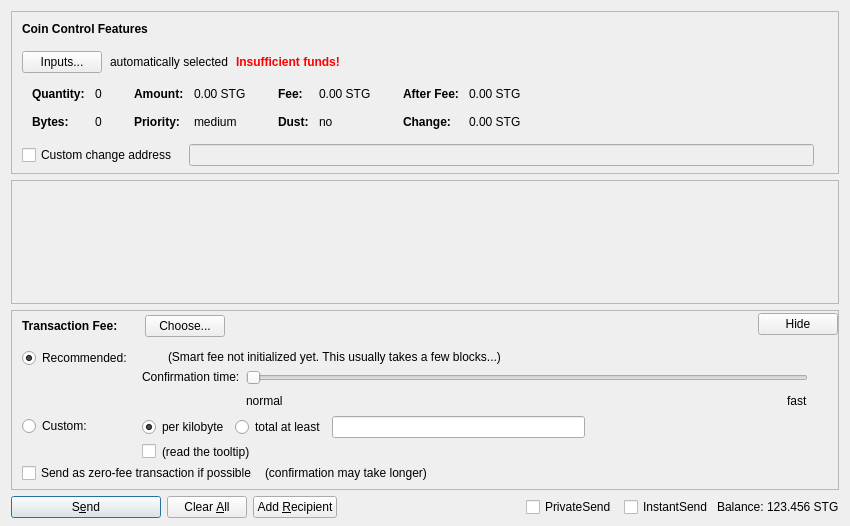
The window that src/qt/forms/sendcoinsdialog.ui (securetag/securetag) describes before a commit, drawn with Qt 5.
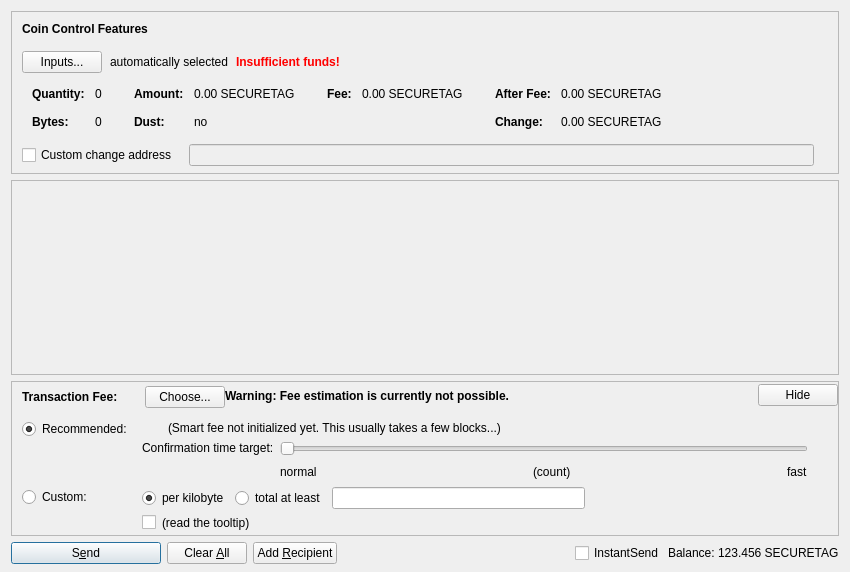
The same window after the commit. Custom widgets are drawn as their Qt base class.

The edit to the form file:
```diff
--- a/src/qt/forms/sendcoinsdialog.ui
+++ b/src/qt/forms/sendcoinsdialog.ui
@@ -7,7 +7,7 @@
     <x>0</x>
     <y>0</y>
     <width>850</width>
-    <height>526</height>
+    <height>572</height>
    </rect>
   </property>
   <property name="windowTitle">
@@ -324,7 +324,7 @@
                   <enum>Qt::ActionsContextMenu</enum>
                  </property>
                  <property name="text">
-                  <string notr="true">0.00 STG</string>
+                  <string notr="true">0.00 SECURETAG</string>
                  </property>
                  <property name="textInteractionFlags">
                   <set>Qt::LinksAccessibleByMouse|Qt::TextSelectableByKeyboard|Qt::TextSelectableByMouse</set>
@@ -332,7 +332,7 @@
                 </widget>
                </item>
                <item row="1" column="0">
-                <widget class="QLabel" name="labelCoinControlPriorityText">
+                <widget class="QLabel" name="labelCoinControlLowOutputText">
                  <property name="font">
                   <font>
                    <weight>75</weight>
@@ -340,12 +340,12 @@
                   </font>
                  </property>
                  <property name="text">
-                  <string>Priority:</string>
+                  <string>Dust:</string>
                  </property>
                 </widget>
                </item>
                <item row="1" column="1">
-                <widget class="QLabel" name="labelCoinControlPriority">
+                <widget class="QLabel" name="labelCoinControlLowOutput">
                  <property name="cursor">
                   <cursorShape>IBeamCursor</cursorShape>
                  </property>
@@ -353,7 +353,7 @@
                   <enum>Qt::ActionsContextMenu</enum>
                  </property>
                  <property name="text">
-                  <string>medium</string>
+                  <string notr="true">no</string>
                  </property>
                  <property name="textInteractionFlags">
                   <set>Qt::LinksAccessibleByMouse|Qt::TextSelectableByKeyboard|Qt::TextSelectableByMouse</set>
@@ -404,36 +404,7 @@
                   <enum>Qt::ActionsContextMenu</enum>
                  </property>
                  <property name="text">
-                  <string notr="true">0.00 STG</string>
-                 </property>
-                 <property name="textInteractionFlags">
-                  <set>Qt::LinksAccessibleByMouse|Qt::TextSelectableByKeyboard|Qt::TextSelectableByMouse</set>
-                 </property>
-                </widget>
-               </item>
-               <item row="1" column="0">
-                <widget class="QLabel" name="labelCoinControlLowOutputText">
-                 <property name="font">
-                  <font>
-                   <weight>75</weight>
-                   <bold>true</bold>
-                  </font>
-                 </property>
-                 <property name="text">
-                  <string>Dust:</string>
-                 </property>
-                </widget>
-               </item>
-               <item row="1" column="1">
-                <widget class="QLabel" name="labelCoinControlLowOutput">
-                 <property name="cursor">
-                  <cursorShape>IBeamCursor</cursorShape>
-                 </property>
-                 <property name="contextMenuPolicy">
-                  <enum>Qt::ActionsContextMenu</enum>
-                 </property>
-                 <property name="text">
-                  <string>no</string>
+                  <string notr="true">0.00 SECURETAG</string>
                  </property>
                  <property name="textInteractionFlags">
                   <set>Qt::LinksAccessibleByMouse|Qt::TextSelectableByKeyboard|Qt::TextSelectableByMouse</set>
@@ -484,7 +455,7 @@
                   <enum>Qt::ActionsContextMenu</enum>
                  </property>
                  <property name="text">
-                  <string notr="true">0.00 STG</string>
+                  <string notr="true">0.00 SECURETAG</string>
                  </property>
                  <property name="textInteractionFlags">
                   <set>Qt::LinksAccessibleByMouse|Qt::TextSelectableByKeyboard|Qt::TextSelectableByMouse</set>
@@ -513,7 +484,7 @@
                   <enum>Qt::ActionsContextMenu</enum>
                  </property>
                  <property name="text">
-                  <string notr="true">0.00 STG</string>
+                  <string notr="true">0.00 SECURETAG</string>
                  </property>
                  <property name="textInteractionFlags">
                   <set>Qt::LinksAccessibleByMouse|Qt::TextSelectableByKeyboard|Qt::TextSelectableByMouse</set>
@@ -616,7 +587,7 @@
        <rect>
         <x>0</x>
         <y>0</y>
-        <width>830</width>
+        <width>824</width>
         <height>69</height>
        </rect>
       </property>
@@ -788,11 +759,33 @@
             </item>
            </layout>
           </item>
+          <item>
+           <widget class="QLabel" name="fallbackFeeWarningLabel">
+            <property name="font">
+             <font>
+              <weight>75</weight>
+              <bold>true</bold>
+             </font>
+            </property>
+            <property name="toolTip">
+             <string>Using the fallbackfee can result in sending a transaction that will take several hours or days (or never) to confirm. Consider choosing your fee manually or wait until your have validated the complete chain.</string>
+            </property>
+            <property name="text">
+             <string>Warning: Fee estimation is currently not possible.</string>
+            </property>
+            <property name="wordWrap">
+             <bool>false</bool>
+            </property>
+           </widget>
+          </item>
           <item>
            <spacer name="horizontalSpacer_4">
             <property name="orientation">
              <enum>Qt::Horizontal</enum>
             </property>
+            <property name="sizeType">
+             <enum>QSizePolicy::MinimumExpanding</enum>
+            </property>
             <property name="sizeHint" stdset="0">
              <size>
               <width>40</width>
@@ -1060,7 +1053,7 @@
                    <item>
                     <widget class="QLabel" name="labelSmartFee3">
                      <property name="text">
-                      <string>Confirmation time:</string>
+                      <string>Confirmation time target:</string>
                      </property>
                      <property name="margin">
                       <number>2</number>
@@ -1093,7 +1086,7 @@
                       <number>0</number>
                      </property>
                      <property name="maximum">
-                      <number>24</number>
+                      <number>23</number>
                      </property>
                      <property name="pageStep">
                       <number>1</number>
@@ -1124,6 +1117,26 @@
                        </property>
                       </widget>
                      </item>
+                     <item>
+                      <spacer name="horizontalSpacer_7">
+                       <property name="orientation">
+                        <enum>Qt::Horizontal</enum>
+                       </property>
+                       <property name="sizeHint" stdset="0">
+                        <size>
+                         <width>40</width>
+                         <height>20</height>
+                        </size>
+                       </property>
+                      </spacer>
+                     </item>
+                     <item>
+                      <widget class="QLabel" name="confirmationTargetLabel">
+                       <property name="text">
+                        <string notr="true">(count)</string>
+                       </property>
+                      </widget>
+                     </item>
                      <item>
                       <spacer name="horizontalSpacer_3">
                        <property name="orientation">
@@ -1167,59 +1180,6 @@
              </item>
             </layout>
            </item>
-           <item>
-            <layout class="QHBoxLayout" name="horizontalLayoutFee5" stretch="0,0,0">
-             <property name="spacing">
-              <number>8</number>
-             </property>
-             <property name="bottomMargin">
-              <number>4</number>
-             </property>
-             <item>
-              <widget class="QCheckBox" name="checkBoxFreeTx">
-               <property name="text">
-                <string>Send as zero-fee transaction if possible</string>
-               </property>
-              </widget>
-             </item>
-             <item>
-              <widget class="QLabel" name="labelFreeTx">
-               <property name="text">
-                <string>(confirmation may take longer)</string>
-               </property>
-               <property name="margin">
-                <number>5</number>
-               </property>
-              </widget>
-             </item>
-             <item>
-              <spacer name="horizontalSpacerFee5">
-               <property name="orientation">
-                <enum>Qt::Horizontal</enum>
-               </property>
-               <property name="sizeHint" stdset="0">
-                <size>
-                 <width>1</width>
-                 <height>1</height>
-                </size>
-               </property>
-              </spacer>
-             </item>
-            </layout>
-           </item>
-           <item>
-            <spacer name="verticalSpacerFee2">
-             <property name="orientation">
-              <enum>Qt::Vertical</enum>
-             </property>
-             <property name="sizeHint" stdset="0">
-              <size>
-               <width>1</width>
-               <height>1</height>
-              </size>
-             </property>
-            </spacer>
-           </item>
           </layout>
          </widget>
         </item>
@@ -1315,23 +1275,7 @@
        <property name="spacing">
         <number>3</number>
        </property>
-       <item>
-        <widget class="QCheckBox" name="checkUsePrivateSend">
-         <property name="minimumSize">
-          <size>
-           <width>95</width>
-           <height>0</height>
-          </size>
-         </property>
-         <property name="text">
-          <string>PrivateSend</string>
-         </property>
-         <property name="checked">
-          <bool>false</bool>
-         </property>
-        </widget>
-       </item>
-       <item>
+      <item>
         <widget class="QCheckBox" name="checkUseInstantSend">
          <property name="enabled">
           <bool>true</bool>
@@ -1366,7 +1310,7 @@
           <cursorShape>IBeamCursor</cursorShape>
          </property>
          <property name="text">
-          <string notr="true">123.456 STG</string>
+          <string notr="true">123.456 SECURETAG</string>
          </property>
          <property name="textInteractionFlags">
           <set>Qt::LinksAccessibleByMouse|Qt::TextSelectableByKeyboard|Qt::TextSelectableByMouse</set>
```
Left out of the diff: 6 changed lines with no effect on the pictures.
